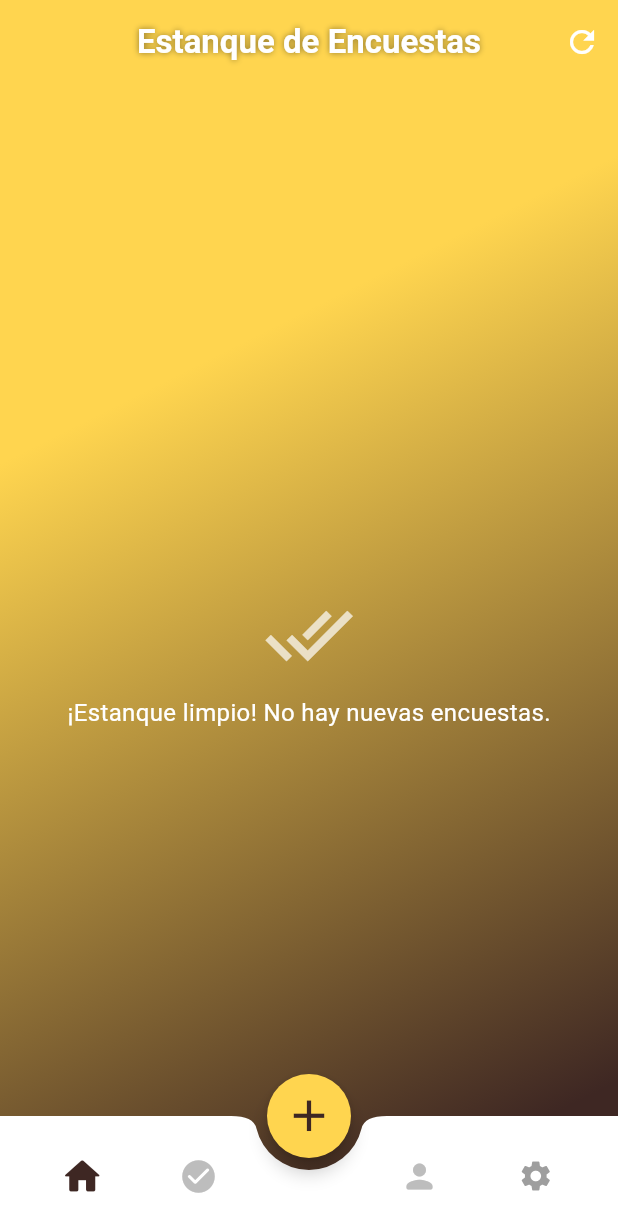
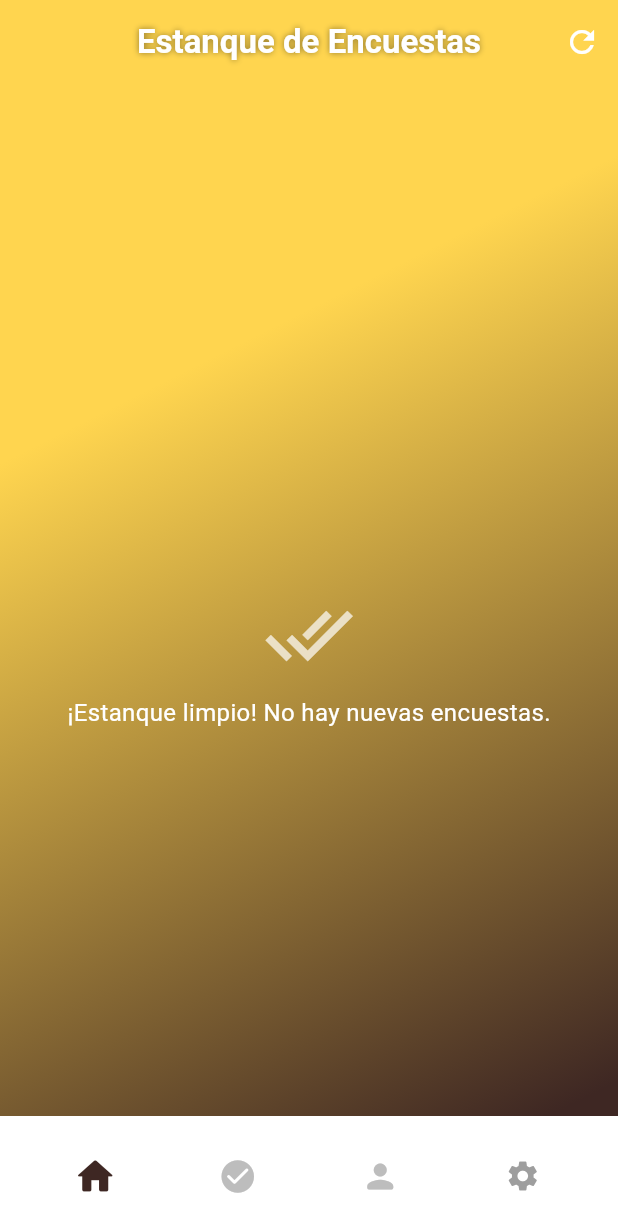
Before and after one commit to Rubenrc27/patito-app, a Flutter app: the MainScreen screen opened directly, on a phone screen of 412 x 824 dp. Shown: the top 1232 px of the screen. Run offline on Flutter 3.47's test engine with Material 3 defaults, Android fonts, the phone set to English and light mode, and no system bars; our stand-ins replace audioplayers, image_picker, shared_preferences; accounts and stored records are empty; network calls fail.

Commit message:
aqui solo quitamos el boton de la pantalla de inicio y ponemos rectico todo

```diff
--- a/rubber_duck_app/lib/main_screen.dart
+++ b/rubber_duck_app/lib/main_screen.dart
@@ -52,22 +52,7 @@ class _MainScreenState extends State<MainScreen> {
         ).children[_selectedIndex], // <--- TRUCO: Accedemos directamente para forzar rebuild
       ),
 
-      floatingActionButton: FloatingActionButton(
-        onPressed: () {
-          ScaffoldMessenger.of(context).showSnackBar(
-            const SnackBar(content: Text("Próximamente: Crear nueva encuesta 🦆"))
-          );
-        },
-        backgroundColor: duckYellow,
-        elevation: 5,
-        shape: const CircleBorder(),
-        child: const Icon(Icons.add, size: 35, color: duckDark),
-      ),
-      floatingActionButtonLocation: FloatingActionButtonLocation.centerDocked,
-
       bottomNavigationBar: BottomAppBar(
-        shape: const CircularNotchedRectangle(),
-        notchMargin: 8.0,
         color: Colors.white,
         elevation: 10,
         child: SizedBox(
@@ -77,7 +62,6 @@ class _MainScreenState extends State<MainScreen> {
             children: [
               _buildBarItem(icon: Icons.home_rounded, label: "Inicio", index: 0),
               _buildBarItem(icon: Icons.check_circle_rounded, label: "Mis Encuestas", index: 1),
-              const SizedBox(width: 40),
               _buildBarItem(icon: Icons.person_rounded, label: "Perfil", index: 2),
               IconButton(
                 icon: const Icon(Icons.settings, color: Colors.grey),
```
